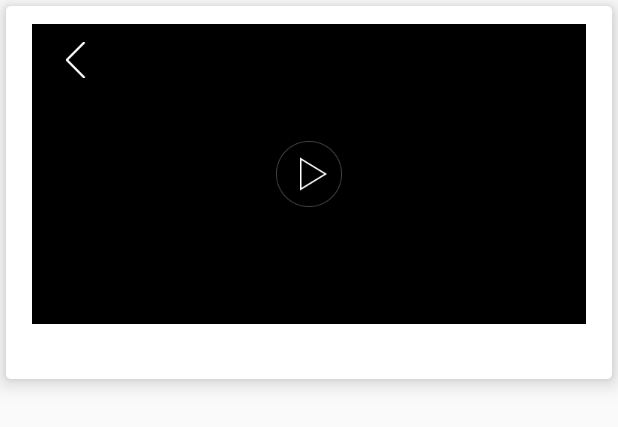
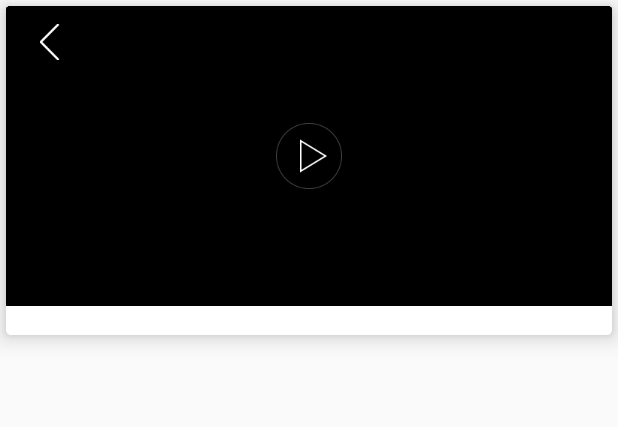
Before and after one commit to XjwAiCoding/NightReader, an Android app: the layout item_video.xml on its own in the app's theme, with its tools: preview values and no code run, on a phone screen of 412 x 824 dp. Shown: the top 427 px of the screen. Run offline under Robolectric (Android 15) with nearby library versions, the phone set to English and light mode, and no system bars.

Commit message:
修复了视频不能播放的问题

```diff
--- a/NightReader/app/build.gradle
+++ b/NightReader/app/build.gradle
@@ -33,5 +33,5 @@ dependencies {
     compile 'com.google.code.gson:gson:2.2.4'
     compile 'com.android.support:cardview-v7:24.2.1'
     compile 'com.github.bumptech.glide:glide:3.6.1'
-    compile project(':jcvideoplayer-lib')
+    compile project(path: ':jcvideoplayer-lib')
 }
--- a/NightReader/app/src/main/java/com/example/pc/nightreader/ui/activity/MainActivity.java
+++ b/NightReader/app/src/main/java/com/example/pc/nightreader/ui/activity/MainActivity.java
@@ -4,7 +4,6 @@ import android.content.Context;
 import android.content.Intent;
 import android.os.Bundle;
 import android.support.v4.app.FragmentTransaction;
-
 import com.example.pc.nightreader.R;
 import com.example.pc.nightreader.db.base.CommonData;
 import com.example.pc.nightreader.entity.TabEntity;
@@ -17,7 +16,6 @@ import com.example.pc.nightreader.widget.ViewFinder;
 import com.flyco.tablayout.CommonTabLayout;
 import com.flyco.tablayout.listener.CustomTabEntity;
 import com.flyco.tablayout.listener.OnTabSelectListener;
-
 import java.util.ArrayList;
 
 public class MainActivity extends BaseActivity {
--- a/NightReader/app/src/main/res/layout/item_video.xml
+++ b/NightReader/app/src/main/res/layout/item_video.xml
@@ -7,15 +7,13 @@
                    android:layout_margin="4dp"
                    android:id="@+id/item_cardview"
                    xmlns:android="http://schemas.android.com/apk/res/android">
+
     <LinearLayout
                   android:layout_width="match_parent"
                   android:layout_height="wrap_content"
                   android:gravity="center_vertical"
                   android:orientation="vertical"
-                  android:layout_marginBottom="5dp"
-                  android:layout_marginLeft="5dp"
-                  android:layout_marginRight="5dp"
-                  android:padding="12dp">
+                  >
 
         <fm.jiecao.jcvideoplayer_lib.JCVideoPlayer
             android:id="@+id/videocontroller"
--- a/NightReader/jcvideoplayer-lib/src/main/java/fm/jiecao/jcvideoplayer_lib/JCVideoPlayer.java
+++ b/NightReader/jcvideoplayer-lib/src/main/java/fm/jiecao/jcvideoplayer_lib/JCVideoPlayer.java
@@ -89,7 +89,7 @@ public class JCVideoPlayer extends FrameLayout implements View.OnClickListener,
 
     private static ImageView.ScaleType speScalType = null;
 
-    public JCVideoPlayer(Context context, AttributeSet attrs) {
+    public   JCVideoPlayer(Context context, AttributeSet attrs) {
         super(context, attrs);
         uuid = UUID.randomUUID().toString();
         init(context);
```
Also changed, not shown: NightReader/app/src/main/java/com/example/pc/nightreader/ui/adapter/viewholder/VideoItemViewHolder.java (+7 -0 lines).
